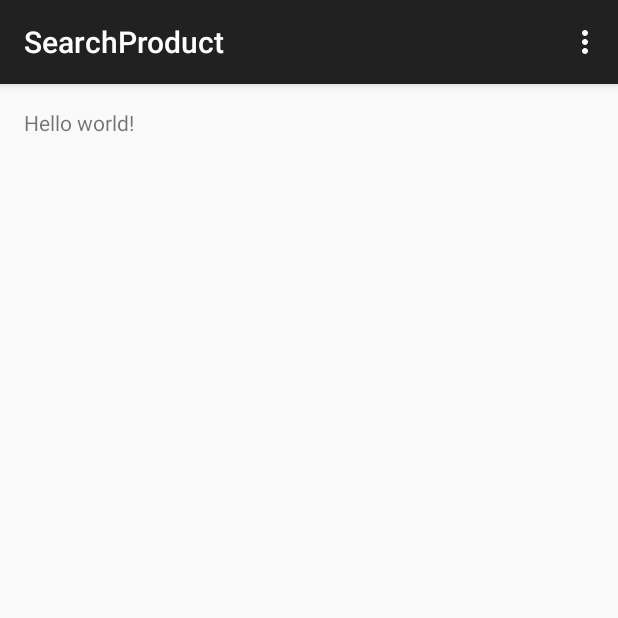
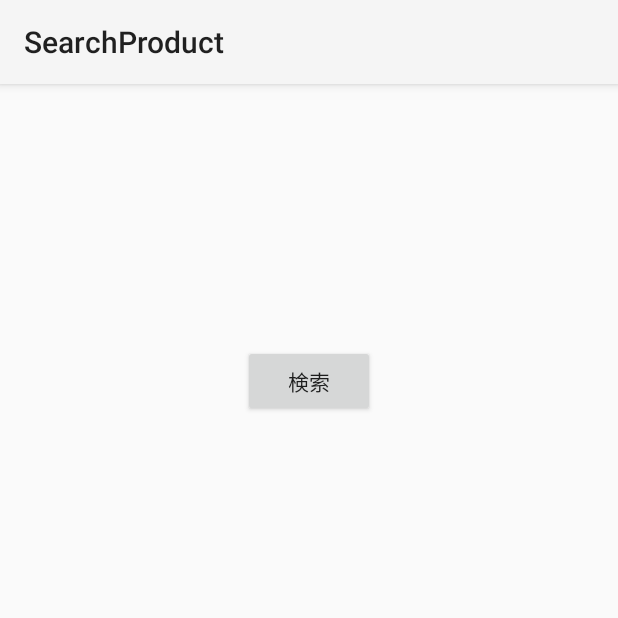
Before and after one commit to rockforest/SearchProduct, an Android app: the screen it shows after launch (HomeActivity), on a phone screen of 412 x 824 dp, the top half of it. Run offline under Robolectric (Android 15) with nearby library versions, the phone set to English and light mode, and no system bars.

Commit message:
2014/06/03/1828 Pending

```diff
--- a/app/src/main/java/jp/ne/rockforest/searchproduct/app/HomeActivity.java
+++ b/app/src/main/java/jp/ne/rockforest/searchproduct/app/HomeActivity.java
@@ -1,36 +1,43 @@
 package jp.ne.rockforest.searchproduct.app;
 
+import android.app.LoaderManager;
+import android.content.Loader;
 import android.support.v7.app.ActionBarActivity;
 import android.os.Bundle;
+import android.util.Log;
 import android.view.Menu;
 import android.view.MenuItem;
+import android.view.View;
+import android.view.View.OnClickListener;
+import android.widget.Button;
+import java.util.ArrayList;
 
 
-public class HomeActivity extends ActionBarActivity {
+import java.util.ArrayList;
+
+
+public class HomeActivity extends ActionBarActivity implements OnClickListener,LoaderCallbacks<ArrayList<String>> {
+
+    private static final int LOADER_ID = 0;
+
+    /**
+     * 自身のインスタンス.
+     */
+    private final HomeActivity self = this;
 
     @Override
     protected void onCreate(Bundle savedInstanceState) {
         super.onCreate(savedInstanceState);
         setContentView(R.layout.activity_home);
-    }
 
-
-    @Override
-    public boolean onCreateOptionsMenu(Menu menu) {
-        // Inflate the menu; this adds items to the action bar if it is present.
-        getMenuInflater().inflate(R.menu.home, menu);
-        return true;
+        findViewById(R.id.searchButton).setOnClickListener(self);
     }
 
     @Override
-    public boolean onOptionsItemSelected(MenuItem item) {
-        // Handle action bar item clicks here. The action bar will
-        // automatically handle clicks on the Home/Up button, so long
-        // as you specify a parent activity in AndroidManifest.xml.
-        int id = item.getItemId();
-        if (id == R.id.action_settings) {
-            return true;
-        }
-        return super.onOptionsItemSelected(item);
+    public void onClick(View v) {
+
+        ProductsLoader loder = new ProductsLoader(self);
+        loder.execute(0);
+
     }
 }
--- a/app/src/main/res/layout/activity_home.xml
+++ b/app/src/main/res/layout/activity_home.xml
@@ -8,9 +8,13 @@
     android:paddingBottom="@dimen/activity_vertical_margin"
     tools:context="jp.ne.rockforest.searchproduct.app.HomeActivity">
 
-    <TextView
-        android:text="@string/hello_world"
+
+    <Button
         android:layout_width="wrap_content"
-        android:layout_height="wrap_content" />
-
+        android:layout_height="wrap_content"
+        android:text="検索"
+        android:id="@+id/searchButton"
+        android:layout_alignParentTop="true"
+        android:layout_centerHorizontal="true"
+        android:layout_marginTop="158dp" />
 </RelativeLayout>
--- a/app/src/main/res/values/styles.xml
+++ b/app/src/main/res/values/styles.xml
@@ -1,8 +1,22 @@
 <resources>
 
     <!-- Base application theme. -->
-    <style name="AppTheme" parent="Theme.AppCompat.Light.DarkActionBar">
+    <style name="AppTheme" parent="Theme.AppCompat.Light">
         <!-- Customize your theme here. -->
+        <item name="android:actionBarStyle">@style/actionBar</item>
     </style>
 
+    <style name="actionBar" parent="Widget.AppCompat.ActionBar">]
+        <item name="android:background">#f9b80a</item>
+        <item name="android:titleTextStyle">@style/titleText</item>
+    </style>
+
+    <style name="titleText" parent="TextAppearance.AppCompat.Widget.ActionBar.Title">
+        <!-- タイトルバーの文字色 -->
+        <item name="android:textColor">#FFFFFF</item>
+        <!-- タイトルバーの文字スタイル -->
+        <item name="android:textStyle">italic</item>
+    </style>
+
+
 </resources>
```
Also changed, not shown: app/src/main/java/jp/ne/rockforest/searchproduct/app/ProductsLoader.java (added, +73 -0 lines).
